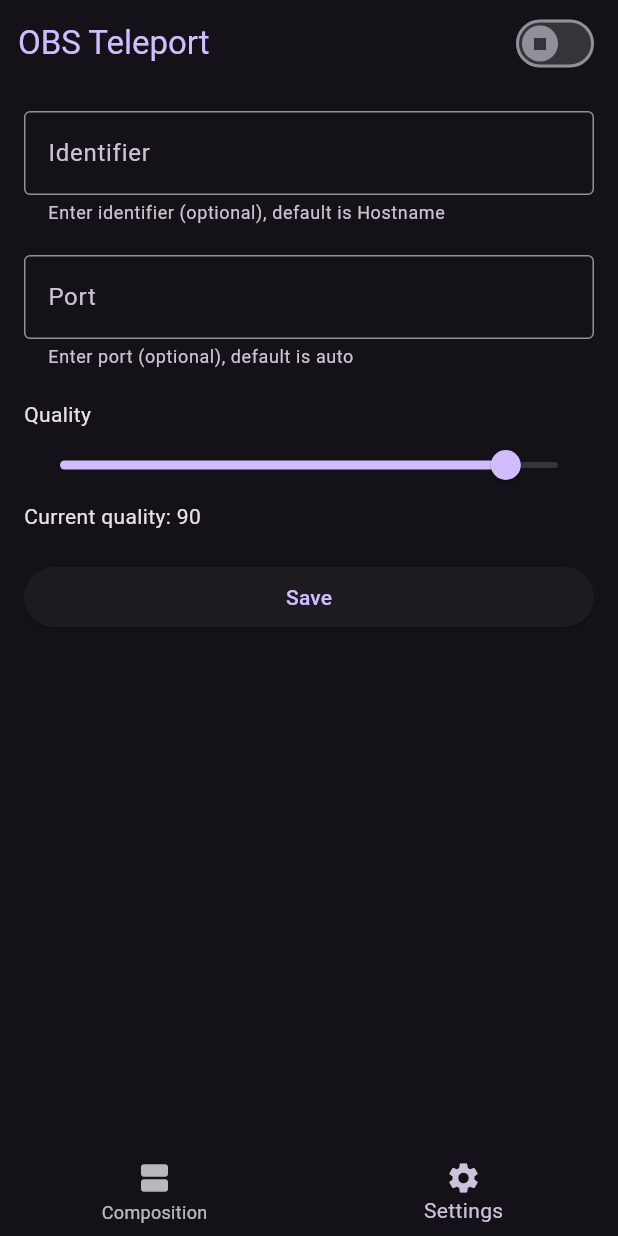
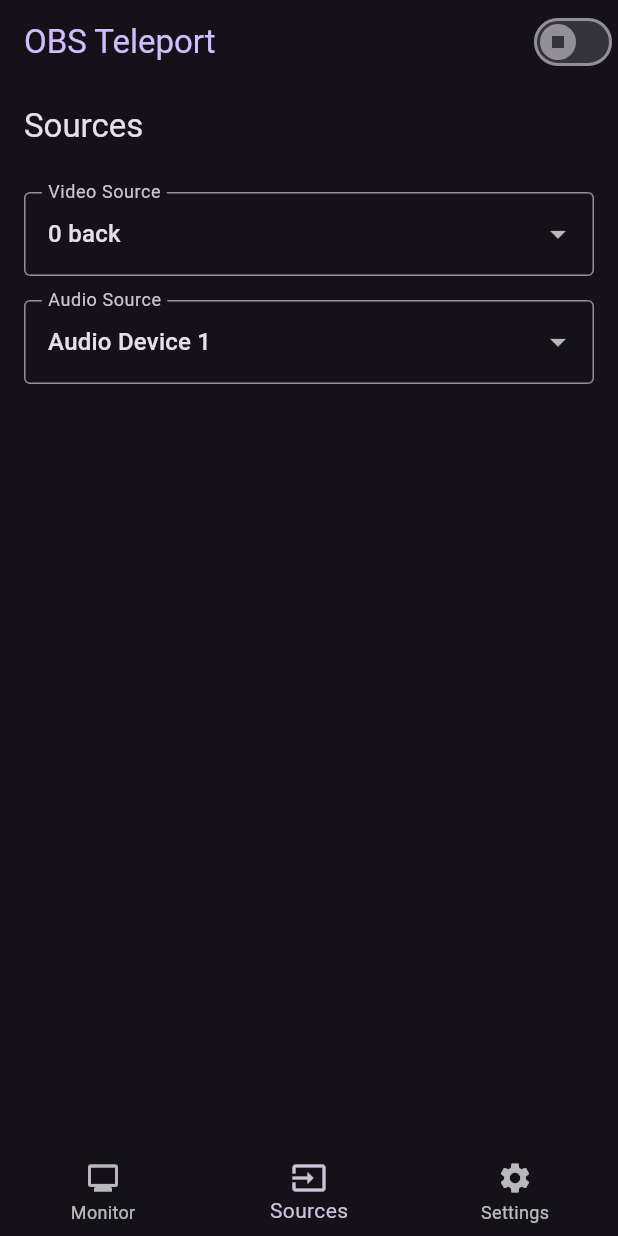
Before and after one commit to kasutu/obs_teleport_mobile, a Flutter app: the screen it shows after launch, swiped to page 2, on a phone screen of 412 x 824 dp. Run offline on Flutter 3.47's test engine with Material 3 defaults, Android fonts, the phone set to English and light mode, and no system bars; our stand-ins replace camera.

```diff
--- a/lib/main.dart
+++ b/lib/main.dart
@@ -1,38 +1,50 @@
+// File: lib/main.dart
+
 // ignore_for_file: library_private_types_in_public_api
 
+import 'package:camera/camera.dart';
 import 'package:flutter/material.dart';
-import 'package:obs_teleport_mobile/screens/composition_screen.dart';
+import 'package:obs_teleport_mobile/obs_teleport/announce_teleport_peer.dart';
+import 'package:obs_teleport_mobile/screens/sources_screen.dart';
 import 'package:obs_teleport_mobile/screens/settings_screen.dart';
+import 'package:obs_teleport_mobile/screens/monitor_screen.dart';
 
-void main() {
+late List<CameraDescription> builtInCameras;
+
+Future<void> main() async {
+  WidgetsFlutterBinding.ensureInitialized();
+  builtInCameras = await availableCameras();
   runApp(const MyApp());
 }
 
 class MyApp extends StatelessWidget {
-  const MyApp({Key? key}) : super(key: key);
+  const MyApp({super.key});
 
   @override
   Widget build(BuildContext context) {
     return MaterialApp(
-      theme: ThemeData(
-        brightness: Brightness.dark, // Set the brightness to dark
-        primarySwatch: Colors.blueGrey, // Set the primary color to blue-grey
-        hintColor: Colors.blueAccent, // Set the accent color to blue
-        fontFamily: 'Roboto', // Set the global font family to Roboto
+      theme: _buildThemeData(),
+      home: const MyHomePage(),
+    );
+  }
+
+  ThemeData _buildThemeData() {
+    return ThemeData(
+      brightness: Brightness.dark,
+      primarySwatch: Colors.blueGrey,
+      hintColor: Colors.blueAccent,
+      fontFamily: 'Roboto',
       textButtonTheme: TextButtonThemeData(
         style: TextButton.styleFrom(
-            foregroundColor:
-                Colors.white, // Set the text color of text buttons to white
+          foregroundColor: Colors.white,
         ),
       ),
-      ),
-      home: const MyHomePage(),
     );
   }
 }
 
 class MyHomePage extends StatefulWidget {
-  const MyHomePage({Key? key}) : super(key: key);
+  const MyHomePage({super.key});
 
   @override
   _MyHomePageState createState() => _MyHomePageState();
@@ -41,26 +53,60 @@ class MyHomePage extends StatefulWidget {
 class _MyHomePageState extends State<MyHomePage> {
   int _selectedIndex = 0;
   final PageController _pageController = PageController();
+  late AnnounceTeleportPeer announcer;
+  bool isBroadcasting = false; // Move the isBroadcasting variable here
 
-  void _onItemTapped(int index) {
-    _pageController.jumpToPage(index);
+  void _initAnnouncer() {
+    announcer = AnnounceTeleportPeer(name: 'OBS teleport mobile', quality: 90);
+  }
+
+  @override
+  void initState() {
+    super.initState();
+    _initAnnouncer();
   }
 
   @override
   Widget build(BuildContext context) {
     return Scaffold(
-      body: PageView(
+      appBar: AppBar(
+        title: Text(
+          'OBS Teleport',
+          style: Theme.of(context).textTheme.titleLarge!.copyWith(
+                color: Theme.of(context).colorScheme.primary,
+              ),
+        ),
+        actions: [_buildHeaderSwitch(context)],
+      ),
+      body: _buildPageView(),
+      bottomNavigationBar: _buildBottomNavigationBar(),
+    );
+  }
+
+  PageView _buildPageView() {
+    return PageView(
       controller: _pageController,
       onPageChanged: (index) {
         setState(() => _selectedIndex = index);
       },
-        children: <Widget>[CompositionScreen(), const SettingsScreen()],
-      ),
-      bottomNavigationBar: BottomNavigationBar(
+      children: const <Widget>[
+        MonitorScreen(),
+        SourcesScreen(),
+        SettingsScreen()
+      ],
+    );
+  }
+
+  BottomNavigationBar _buildBottomNavigationBar() {
+    return BottomNavigationBar(
       items: const <BottomNavigationBarItem>[
         BottomNavigationBarItem(
-            icon: Icon(Icons.view_agenda),
-            label: 'Composition',
+          icon: Icon(Icons.monitor),
+          label: 'Monitor',
+        ),
+        BottomNavigationBarItem(
+          icon: Icon(Icons.input),
+          label: 'Sources',
         ),
         BottomNavigationBarItem(
           icon: Icon(Icons.settings),
@@ -70,7 +116,45 @@ class _MyHomePageState extends State<MyHomePage> {
       currentIndex: _selectedIndex,
       selectedItemColor: Theme.of(context).colorScheme.secondary,
       onTap: _onItemTapped,
-      ),
     );
   }
+
+  void _onItemTapped(int index) {
+    _pageController.jumpToPage(index);
   }
+
+  Widget _buildHeaderSwitch(BuildContext context) {
+    final MaterialStateProperty<Icon?> thumbIcon =
+        MaterialStateProperty.resolveWith<Icon?>(
+      (Set<MaterialState> states) {
+        if (states.contains(MaterialState.selected)) {
+          return const Icon(Icons.play_arrow); // Icon for broadcasting state
+        }
+        return const Icon(Icons.stop); // Icon for stopped state
+      },
+    );
+
+    return Switch(
+      thumbIcon: thumbIcon,
+      value: isBroadcasting,
+      onChanged: (bool value) {
+        setState(() {
+          isBroadcasting = value;
+          if (isBroadcasting) {
+            _startAnnouncer();
+          } else {
+            _stopAnnouncer();
+          }
+        });
+      },
+    );
+  }
+
+  Future<void> _startAnnouncer() async {
+    await announcer.startAnnouncer();
+  }
+
+  Future<void> _stopAnnouncer() async {
+    await announcer.stopAnnouncer();
+  }
+}
--- a/lib/screens/settings_screen.dart
+++ b/lib/screens/settings_screen.dart
@@ -7,7 +7,7 @@ import 'package:obs_teleport_mobile/utils/logger.dart';
 import 'package:obs_teleport_mobile/widgets/peer_info_form.dart';
 
 class SettingsScreen extends StatefulWidget {
-  const SettingsScreen({Key? key}) : super(key: key);
+  const SettingsScreen({super.key});
 
   @override
   _SettingsScreenState createState() => _SettingsScreenState();
@@ -15,14 +15,6 @@ class SettingsScreen extends StatefulWidget {
 
 class _SettingsScreenState extends State<SettingsScreen> {
   final TextEditingController _textEditingController = TextEditingController();
-  late AnnounceTeleportPeer announcer;
-  bool isBroadcasting = false; // Move the isBroadcasting variable here
-
-  @override
-  void initState() {
-    super.initState();
-    _initAnnouncer();
-  }
 
   @override
   void dispose() {
@@ -37,7 +29,6 @@ class _SettingsScreenState extends State<SettingsScreen> {
         child: Column(
           crossAxisAlignment: CrossAxisAlignment.stretch,
           children: [
-            _buildHeader(context),
             _buildPeerInfoForm(),
           ],
         ),
@@ -45,70 +36,9 @@ class _SettingsScreenState extends State<SettingsScreen> {
     );
   }
 
-  void _initAnnouncer() {
-    announcer = AnnounceTeleportPeer(name: 'OBS teleport mobile', quality: 90);
-  }
-
   void _disposeResources() {
     _textEditingController.dispose();
     Logger.close();
-  }
-
-  Widget _buildHeader(BuildContext context) {
-    return Container(
-      padding: const EdgeInsets.symmetric(
-        horizontal: 12,
-        vertical: 5,
-      ),
-      color: Theme.of(context).colorScheme.background,
-      child: Row(
-        mainAxisAlignment: MainAxisAlignment.spaceBetween,
-        children: [
-          Text(
-            'OBS Teleport',
-            style: Theme.of(context).textTheme.titleLarge!.copyWith(
-                  color: Theme.of(context).colorScheme.primary,
-                ),
-          ),
-          _buildHeaderButtons(context),
-        ],
-      ),
-    );
-  }
-
-  Widget _buildHeaderButtons(BuildContext context) {
-    final MaterialStateProperty<Icon?> thumbIcon =
-        MaterialStateProperty.resolveWith<Icon?>(
-      (Set<MaterialState> states) {
-        if (states.contains(MaterialState.selected)) {
-          return const Icon(Icons.play_arrow); // Icon for broadcasting state
-        }
-        return const Icon(Icons.stop); // Icon for stopped state
-      },
-    );
-
-    return Switch(
-      thumbIcon: thumbIcon,
-      value: isBroadcasting,
-      onChanged: (bool value) {
-        setState(() {
-          isBroadcasting = value;
-          if (isBroadcasting) {
-            _startAnnouncer();
-          } else {
-            _stopAnnouncer();
-          }
-        });
-      },
-    );
-  }
-
-  Future<void> _startAnnouncer() async {
-    await announcer.startAnnouncer();
-  }
-
-  Future<void> _stopAnnouncer() async {
-    await announcer.stopAnnouncer();
   }
 
   Widget _buildPeerInfoForm() {
--- /dev/null
+++ b/lib/screens/sources_screen.dart
@@ -0,0 +1,81 @@
+// File: lib/screens/composition_screen.dart
+
+// ignore_for_file: library_private_types_in_public_api
+
+import 'package:flutter/material.dart';
+import 'package:camera/camera.dart';
+import 'package:obs_teleport_mobile/main.dart';
+import 'package:obs_teleport_mobile/widgets/device_dropdown.dart';
+
+class SourcesScreen extends StatefulWidget {
+  const SourcesScreen({super.key});
+
+  @override
+  _SourcesScreenState createState() => _SourcesScreenState();
+}
+
+class _SourcesScreenState extends State<SourcesScreen> {
+  late List<CameraDescription> cameras;
+  late List<String> videoDeviceList;
+  late CameraDescription selectedCamera;
+  final List<String> audioDeviceList = [
+    'Audio Device 1',
+    'Audio Device 2',
+    'Audio Device 3',
+    'Audio Device 4'
+  ];
+
+  @override
+  void initState() {
+    super.initState();
+    loadCameras();
+  }
+
+  Future<void> loadCameras() async {
+    cameras = builtInCameras;
+    if (cameras.isNotEmpty) {
+      selectedCamera = cameras.first;
+    }
+    videoDeviceList =
+        cameras.map((e) => '${e.name} ${e.lensDirection.name}').toList();
+    setState(() {});
+  }
+
+  void handleVideoDeviceSelected(int value) {
+    setState(() {
+      selectedCamera = cameras[value];
+    });
+  }
+
+  void handleAudioDeviceSelected(int value) {
+    // Handle audio input device selection
+  }
+
+  @override
+  Widget build(BuildContext context) {
+    return Scaffold(
+      appBar: AppBar(
+        title: const Text('Sources'),
+      ),
+      body: Container(
+        padding: const EdgeInsets.all(16.0),
+        child: Column(
+          crossAxisAlignment: CrossAxisAlignment.stretch,
+          children: [
+            DeviceDropdown(
+              labelText: 'Video Source',
+              deviceList: videoDeviceList,
+              onSelected: handleVideoDeviceSelected,
+            ),
+            const SizedBox(height: 16.0),
+            DeviceDropdown(
+              labelText: 'Audio Source',
+              deviceList: audioDeviceList,
+              onSelected: handleAudioDeviceSelected,
+            ),
+          ],
+        ),
+      ),
+    );
+  }
+}
--- a/lib/widgets/device_dropdown.dart
+++ b/lib/widgets/device_dropdown.dart
@@ -1,3 +1,5 @@
+// File: lib/widgets/device_dropdown.dart
+
 // ignore_for_file: library_private_types_in_public_api
 
 import 'package:flutter/material.dart';
@@ -5,14 +7,14 @@ import 'package:flutter/material.dart';
 class DeviceDropdown extends StatefulWidget {
   final String labelText;
   final List<String> deviceList;
-  final Function(String) onSelected;
+  final ValueChanged<int> onSelected; // Updated to accept an int
 
   const DeviceDropdown({
     required this.labelText,
     required this.deviceList,
     required this.onSelected,
-    Key? key,
-  }) : super(key: key);
+    super.key,
+  });
 
   @override
   _DeviceDropdownState createState() => _DeviceDropdownState();
@@ -39,7 +41,8 @@ class _DeviceDropdownState extends State<DeviceDropdown> {
         setState(() {
           dropdownValue = newValue!;
         });
-        widget.onSelected(newValue!);
+        int selectedIndex = widget.deviceList.indexOf(newValue!);
+        widget.onSelected(selectedIndex);
       },
       items: widget.deviceList.map<DropdownMenuItem<String>>((String value) {
         return DropdownMenuItem<String>(
--- a/lib/widgets/peer_info_form.dart
+++ b/lib/widgets/peer_info_form.dart
@@ -1,8 +1,10 @@
+// ignore_for_file: library_private_types_in_public_api
+
 import 'package:flutter/material.dart';
 import 'package:obs_teleport_mobile/utils/logger.dart';
 
 class PeerInfoForm extends StatefulWidget {
-  const PeerInfoForm({Key? key}) : super(key: key);
+  const PeerInfoForm({super.key});
 
   @override
   _PeerInfoFormState createState() => _PeerInfoFormState();
--- a/lib/widgets/stream_text.dart
+++ b/lib/widgets/stream_text.dart
@@ -8,7 +8,7 @@ import 'package:obs_teleport_mobile/utils/logger.dart';
 class StreamText extends StatefulWidget {
   final Stream<String> textStream;
 
-  const StreamText({Key? key, required this.textStream}) : super(key: key);
+  const StreamText({super.key, required this.textStream});
 
   @override
   _StreamTextState createState() => _StreamTextState();
--- a/pubspec.yaml
+++ b/pubspec.yaml
@@ -40,6 +40,9 @@ dependencies:
   nsd: ^3.0.0
   provider: ^6.1.1
   wakelock: ^0.6.2
+  camera: ^0.10.5+7
+  path_provider: ^2.1.1
+  path: ^1.8.3
 
 dev_dependencies:
   flutter_test:
@@ -50,7 +53,7 @@ dev_dependencies:
   # activated in the `analysis_options.yaml` file located at the root of your
   # package. See that file for information about deactivating specific lint
   # rules and activating additional ones.
-  flutter_lints: ^2.0.0
+  flutter_lints: ^3.0.1
 
 # For information on the generic Dart part of this file, see the
 # following page: https://dart.dev/tools/pub/pubspec
```
Also changed, not shown: lib/screens/composition_screen.dart (deleted, +0 -57 lines), lib/screens/monitor_screen.dart (added, +68 -0 lines), lib/widgets/camera_preview.dart (added, +72 -0 lines), pubspec.lock. Lines whose indentation alone changed are shown as unchanged.
